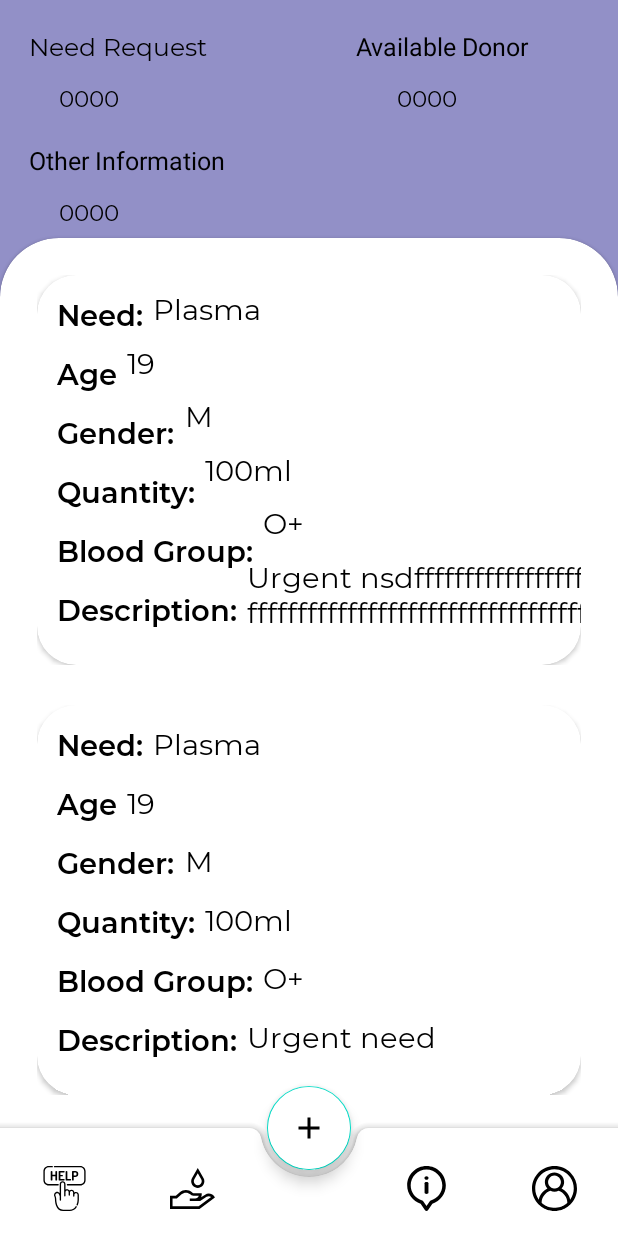
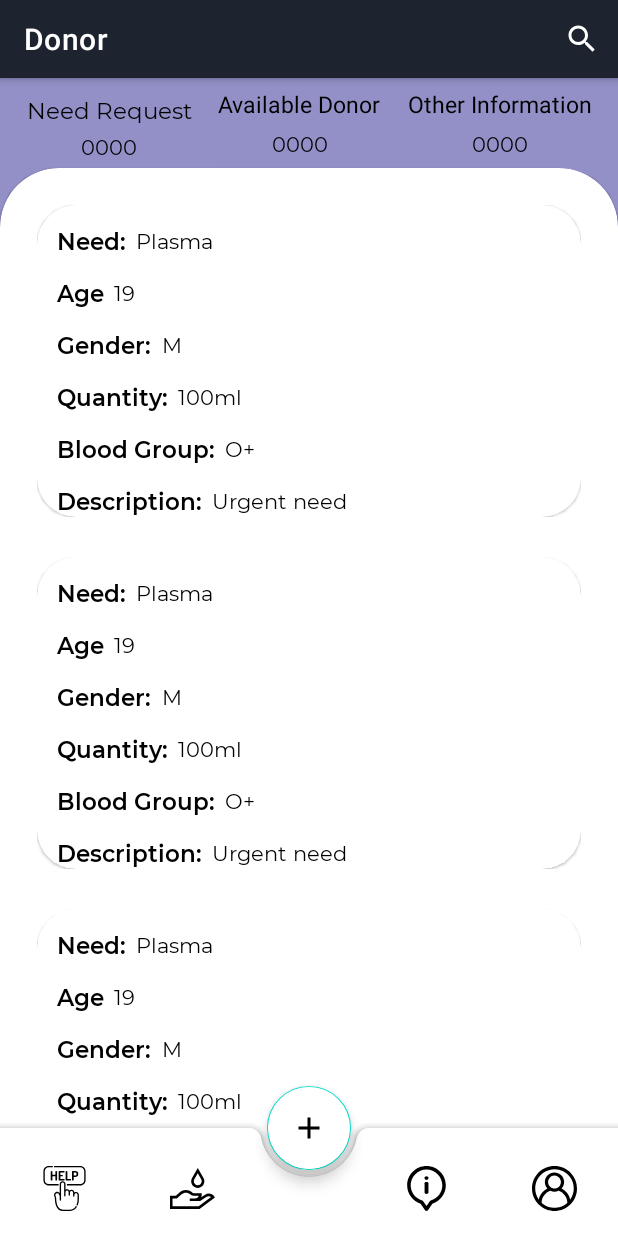
Before and after one commit to iamdhavalparmar/Covid-Aid, an Android app: the screen it shows after launch (DashboardScreen), on a phone screen of 412 x 824 dp. Run offline under Robolectric (Android 15) with nearby library versions, the phone set to English and light mode, and no system bars; our stand-ins replace sdp/ssp sizes.

Commit message:
Normal UI changes

```diff
--- a/app/src/main/java/com/covidaid/Fragement/DashboardFragment.java
+++ b/app/src/main/java/com/covidaid/Fragement/DashboardFragment.java
@@ -42,7 +42,7 @@ public class DashboardFragment extends Fragment {
     }
 
     private void dummydata() {
-        RequestData data = new RequestData("Plasma","19","Urgent nsdffffffffffffffffffffffffffffffffffffffffffffffffffffffffffffffffffffffffffeed","100ml","O+","M");
+        RequestData data = new RequestData("Plasma","19","Urgent need","100ml","O+","M");
         itemlist.add(data);
 
         RequestData data1 = new RequestData("Plasma","19","Urgent need","100ml","O+","M");
--- /dev/null
+++ b/app/src/main/res/drawable/ic_baseline_search_24.xml
@@ -0,0 +1,10 @@
+<vector xmlns:android="http://schemas.android.com/apk/res/android"
+    android:width="24dp"
+    android:height="24dp"
+    android:viewportWidth="24"
+    android:viewportHeight="24"
+    android:tint="?attr/colorControlNormal">
+  <path
+      android:fillColor="@android:color/white"
+      android:pathData="M15.5,14h-0.79l-0.28,-0.27C15.41,12.59 16,11.11 16,9.5 16,5.91 13.09,3 9.5,3S3,5.91 3,9.5 5.91,16 9.5,16c1.61,0 3.09,-0.59 4.23,-1.57l0.27,0.28v0.79l5,4.99L20.49,19l-4.99,-5zM9.5,14C7.01,14 5,11.99 5,9.5S7.01,5 9.5,5 14,7.01 14,9.5 11.99,14 9.5,14z"/>
+</vector>
--- a/app/src/main/res/layout/activity_dashboard_screen.xml
+++ b/app/src/main/res/layout/activity_dashboard_screen.xml
@@ -6,11 +6,27 @@
     android:layout_width="match_parent"
     android:layout_height="match_parent"
     tools:context=".DashboardScreen">
+
+    <com.google.android.material.appbar.AppBarLayout
+    android:layout_width="match_parent"
+    android:layout_height="@dimen/_40sdp">
+
+    <com.google.android.material.appbar.MaterialToolbar
+        android:id="@+id/topAppBar"
+        android:layout_width="match_parent"
+        android:layout_height="@dimen/_40sdp"
+        app:title="Donor"
+        app:menu="@menu/toolbar_menu"
+        style="@style/Widget.MaterialComponents.Toolbar.Primary"
+        />
+
+    </com.google.android.material.appbar.AppBarLayout>
     <FrameLayout
-    android:id="@+id/dashboard_host"
-    android:layout_width="match_parent"
-    android:layout_height="match_parent"
-    android:layout_marginBottom="@dimen/_30sdp"
+        android:layout_marginTop="@dimen/_40sdp"
+        android:id="@+id/dashboard_host"
+        android:layout_width="match_parent"
+        android:layout_height="match_parent"
+        android:layout_marginBottom="@dimen/_30sdp"
     />
         <com.google.android.material.bottomappbar.BottomAppBar
             android:id="@+id/bottomappbar"
--- a/app/src/main/res/layout/fragment_dashboard.xml
+++ b/app/src/main/res/layout/fragment_dashboard.xml
@@ -18,24 +18,25 @@
         android:layout_height="wrap_content"
         app:layout_constraintLeft_toLeftOf="parent"
         app:layout_constraintTop_toTopOf="parent"
-        android:layout_marginStart="@dimen/_15sdp"
-        android:layout_marginTop="@dimen/_15sdp"
+        app:layout_constraintRight_toLeftOf="@id/availabledonor"
+        android:layout_marginTop="@dimen/_5sdp"
+        app:layout_constraintBottom_toTopOf="@id/plamacount"
         android:fontFamily="@font/montserrat_regular"
         android:text="@string/plasma_request"
         android:textColor="@color/black"
-        android:textSize="@dimen/_13sdp"/>
+        android:textSize="@dimen/_12sdp"/>
     <TextView
+        app:layout_constraintBottom_toTopOf="@id/card"
         android:id="@+id/plamacount"
         android:layout_width="wrap_content"
         android:layout_height="wrap_content"
-        app:layout_constraintLeft_toLeftOf="parent"
+        app:layout_constraintLeft_toLeftOf="@id/plasmarequest"
         app:layout_constraintTop_toBottomOf="@id/plasmarequest"
         android:text="0000"
-        android:textSize="@dimen/_12sdp"
+        app:layout_constraintRight_toRightOf="@id/plasmarequest"
+        android:textSize="@dimen/_11sdp"
         android:fontFamily="@font/montserrat_regular"
-        android:layout_marginTop="@dimen/_10sdp"
         android:textColor="@color/black"
-        android:layout_marginStart="@dimen/_30sdp"
         />
     <TextView
         android:id="@+id/availabledonor"
@@ -43,50 +44,52 @@
         android:layout_height="wrap_content"
         app:layout_constraintTop_toTopOf="parent"
         app:layout_constraintLeft_toRightOf="@id/plasmarequest"
-        app:layout_constraintRight_toRightOf="parent"
-        android:layout_marginTop="@dimen/_15sdp"
+        app:layout_constraintRight_toLeftOf="@id/otherinfo"
+        android:layout_marginTop="@dimen/_5sdp"
         android:text="@string/available_donor"
-        android:textSize="@dimen/_13sdp"
-        android:layout_marginStart="@dimen/_30sdp"
+        android:textSize="@dimen/_12sdp"
+        app:layout_constraintBottom_toBottomOf="@id/donorcount"
+        app:layout_constraintBottom_toTopOf="@id/donorcount"
         android:textColor="@color/black"/>
     <TextView
+        android:id="@+id/donorcount"
         android:layout_width="wrap_content"
         android:layout_height="wrap_content"
         app:layout_constraintTop_toBottomOf="@id/availabledonor"
-        app:layout_constraintRight_toRightOf="parent"
-        app:layout_constraintLeft_toRightOf="@id/plamacount"
-        android:layout_marginTop="@dimen/_10sdp"
-        android:textSize="@dimen/_12sdp"
+        app:layout_constraintLeft_toLeftOf="@id/availabledonor"
+        app:layout_constraintRight_toRightOf="@id/availabledonor"
+        android:layout_marginTop="@dimen/_5sdp"
+        android:textSize="@dimen/_11sdp"
         android:textColor="@color/black"
         android:text="0000"
         android:fontFamily="@font/montserrat_regular"
-        android:layout_marginStart="@dimen/_60sdp"
         />
     <TextView
+        app:layout_constraintTop_toTopOf="parent"
         android:id="@+id/otherinfo"
         android:layout_width="wrap_content"
         android:layout_height="wrap_content"
-        app:layout_constraintTop_toBottomOf="@id/plamacount"
-        app:layout_constraintLeft_toLeftOf="parent"
-        android:layout_marginTop="@dimen/_15sdp"
+        app:layout_constraintRight_toRightOf="parent"
+        app:layout_constraintLeft_toRightOf="@id/availabledonor"
+        android:layout_marginTop="@dimen/_5sdp"
         android:text="@string/other_information"
-        android:textSize="@dimen/_13sdp"
-        android:layout_marginStart="@dimen/_15sdp"
+        android:textSize="@dimen/_12sdp"
         android:textColor="@color/black"/>
     <TextView
         android:id="@+id/othercount"
         android:layout_width="wrap_content"
         android:layout_height="wrap_content"
         app:layout_constraintTop_toBottomOf="@id/otherinfo"
-        app:layout_constraintLeft_toLeftOf="parent"
-        android:layout_marginTop="@dimen/_10sdp"
-        android:textSize="@dimen/_12sdp"
+        app:layout_constraintLeft_toLeftOf="@id/otherinfo"
+        app:layout_constraintRight_toRightOf="@id/otherinfo"
+        android:layout_marginTop="@dimen/_5sdp"
+        android:textSize="@dimen/_11sdp"
         android:textColor="@color/black"
         android:text="0000"
         android:fontFamily="@font/montserrat_regular"
-        android:layout_marginStart="@dimen/_30sdp"
         />
         <com.google.android.material.card.MaterialCardView
+            android:id="@+id/card"
             android:layout_width="match_parent"
             android:layout_height="0dp"
             android:layout_marginTop="@dimen/_5sdp"
--- a/app/src/main/res/layout/request_raw.xml
+++ b/app/src/main/res/layout/request_raw.xml
@@ -5,9 +5,9 @@
     xmlns:app="http://schemas.android.com/apk/res-auto"
     android:padding="@dimen/_10sdp">
 
-<androidx.cardview.widget.CardView
+<com.google.android.material.card.MaterialCardView
     android:layout_width="match_parent"
-    android:layout_height="@dimen/_200sdp"
+    android:layout_height="wrap_content"
     app:layout_constraintLeft_toLeftOf="parent"
     app:layout_constraintRight_toRightOf="parent"
     app:layout_constraintTop_toTopOf="parent"
@@ -27,7 +27,7 @@
             android:fontFamily="@font/montserrat_semibold"
             android:text="Need:"
             android:textColor="@color/black"
-            android:textSize="@dimen/_15sdp"
+            android:textSize="@dimen/_12sdp"
             app:layout_constraintLeft_toLeftOf="parent"
             app:layout_constraintTop_toTopOf="parent"
             app:layout_constraintBottom_toTopOf="@id/age"
@@ -41,10 +41,10 @@
             android:fontFamily="@font/montserrat_regular"
             android:text="Plasma"
             android:textColor="@color/black"
-            android:textSize="@dimen/_15sdp"
+            android:textSize="@dimen/_11sdp"
             app:layout_constraintLeft_toRightOf="@id/need"
-            app:layout_constraintTop_toTopOf="parent"
-            app:layout_constraintBottom_toTopOf="@id/agedescr"
+            app:layout_constraintTop_toTopOf="@id/need"
+            app:layout_constraintBottom_toBottomOf="@id/need"
             />
 
         <TextView
@@ -56,7 +56,7 @@
             android:fontFamily="@font/montserrat_semibold"
             android:text="Age"
             android:textColor="@color/black"
-            android:textSize="@dimen/_15sdp"
+            android:textSize="@dimen/_12sdp"
             app:layout_constraintLeft_toLeftOf="parent"
             app:layout_constraintTop_toBottomOf="@id/need"
             app:layout_constraintBottom_toTopOf="@id/gender"
@@ -70,10 +70,10 @@
             android:fontFamily="@font/montserrat_regular"
             android:text="15"
             android:textColor="@color/black"
-            android:textSize="@dimen/_15sdp"
+            android:textSize="@dimen/_11sdp"
             app:layout_constraintLeft_toRightOf="@id/age"
-            app:layout_constraintTop_toBottomOf="@id/needdescription"
-            app:layout_constraintBottom_toTopOf="@id/genderdescr"
+            app:layout_constraintTop_toTopOf="@id/age"
+            app:layout_constraintBottom_toBottomOf="@id/age"
             />
 
         <TextView
@@ -87,7 +87,7 @@
             android:layout_marginLeft="@dimen/_10sdp"
             android:fontFamily="@font/montserrat_semibold"
             android:text="Gender:"
-            android:textSize="@dimen/_15sdp"
+            android:textSize="@dimen/_12sdp"
             android:textColor="@color/black"
 
             />
@@ -100,11 +100,10 @@
             android:fontFamily="@font/montserrat_regular"
             android:text="M"
             android:textColor="@color/black"
-            android:textSize="@dimen/_15sdp"
+            android:textSize="@dimen/_11sdp"
             app:layout_constraintLeft_toRightOf="@id/gender"
-            app:layout_constraintTop_toBottomOf="@id/agedescr"
-            app:layout_constraintBottom_toTopOf="@id/quantitydescr"
-
+            app:layout_constraintTop_toTopOf="@id/gender"
+            app:layout_constraintBottom_toBottomOf="@id/gender"
             />
 
         <TextView
@@ -118,7 +117,7 @@
             android:layout_marginLeft="@dimen/_10sdp"
             android:fontFamily="@font/montserrat_semibold"
             android:text="Quantity:"
-            android:textSize="@dimen/_15sdp"
+            android:textSize="@dimen/_12sdp"
             android:textColor="@color/black"
 
             />
@@ -131,10 +130,10 @@
             android:fontFamily="@font/montserrat_regular"
             android:text="3"
             android:textColor="@color/black"
-            android:textSize="@dimen/_15sdp"
+            android:textSize="@dimen/_11sdp"
             app:layout_constraintLeft_toRightOf="@id/quantity"
-            app:layout_constraintTop_toBottomOf="@id/genderdescr"
-            app:layout_constraintBottom_toTopOf="@id/bgdescr"
+            app:layout_constraintTop_toTopOf="@id/quantity"
+            app:layout_constraintBottom_toBottomOf="@id/quantity"
 
             />
 
@@ -149,7 +148,7 @@
             android:layout_marginLeft="@dimen/_10sdp"
             android:fontFamily="@font/montserrat_semibold"
             android:text="Blood Group:"
-            android:textSize="@dimen/_15sdp"
+            android:textSize="@dimen/_12sdp"
             android:textColor="@color/black"
 
 
@@ -162,10 +161,10 @@
             android:fontFamily="@font/montserrat_regular"
             android:text="3"
             android:textColor="@color/black"
-            android:textSize="@dimen/_15sdp"
+            android:textSize="@dimen/_11sdp"
             app:layout_constraintLeft_toRightOf="@id/bg"
-            app:layout_constraintTop_toBottomOf="@id/quantitydescr"
-            app:layout_constraintBottom_toTopOf="@id/descriptiondescr"
+            app:layout_constraintTop_toTopOf="@id/bg"
+            app:layout_constraintBottom_toBottomOf="@id/bg"
             />
 
         <TextView
@@ -178,7 +177,7 @@
             android:layout_marginLeft="@dimen/_10sdp"
             android:fontFamily="@font/montserrat_semibold"
             android:text="Description:"
-            android:textSize="@dimen/_15sdp"
+            android:textSize="@dimen/_12sdp"
             android:textColor="@color/black"
 
             />
@@ -187,16 +186,15 @@
             android:layout_width="wrap_content"
             android:layout_height="wrap_content"
             android:layout_marginLeft="@dimen/_5sdp"
-            android:layout_marginBottom="@dimen/_10sdp"
             android:fontFamily="@font/montserrat_regular"
             android:text="agggggsdsfsd"
             android:textColor="@color/black"
-            android:textSize="@dimen/_15sdp"
+            android:textSize="@dimen/_11sdp"
             app:layout_constraintLeft_toRightOf="@id/description"
-            app:layout_constraintTop_toBottomOf="@id/bgdescr"
-            app:layout_constraintBottom_toBottomOf="parent"
+            app:layout_constraintTop_toTopOf="@id/description"
+            app:layout_constraintBottom_toBottomOf="@id/description"
             />
 
     </androidx.constraintlayout.widget.ConstraintLayout>
-</androidx.cardview.widget.CardView>
+</com.google.android.material.card.MaterialCardView>
 </androidx.constraintlayout.widget.ConstraintLayout>
--- /dev/null
+++ b/app/src/main/res/menu/toolbar_menu.xml
@@ -0,0 +1,10 @@
+<?xml version="1.0" encoding="utf-8"?>
+<menu xmlns:android="http://schemas.android.com/apk/res/android"
+    xmlns:app="http://schemas.android.com/apk/res-auto">
+    <item
+        android:id="@+id/search"
+        android:icon="@drawable/ic_baseline_search_24"
+        android:title="Search"
+        android:contentDescription="Search"
+        app:showAsAction="ifRoom" />
+</menu>
--- a/app/src/main/res/values-night/themes.xml
+++ b/app/src/main/res/values-night/themes.xml
@@ -1,7 +1,7 @@
 <resources xmlns:tools="http://schemas.android.com/tools">
     <!-- Base application theme. -->
     <style name="Theme.CovidAid" parent="Theme.MaterialComponents.DayNight.NoActionBar">
-        <!-- Primary brand color. -->
+
         <item name="colorPrimary">@color/blue</item>
         <item name="colorPrimaryVariant">@color/purple_700</item>
         <item name="colorOnPrimary">@color/white</item>
@@ -11,6 +11,5 @@
         <item name="colorOnSecondary">@color/black</item>
         <!-- Status bar color. -->
         <item name="android:statusBarColor" tools:targetApi="l">?attr/colorPrimaryVariant</item>
-        <!-- Customize your theme here. -->
     </style>
 </resources>
```
